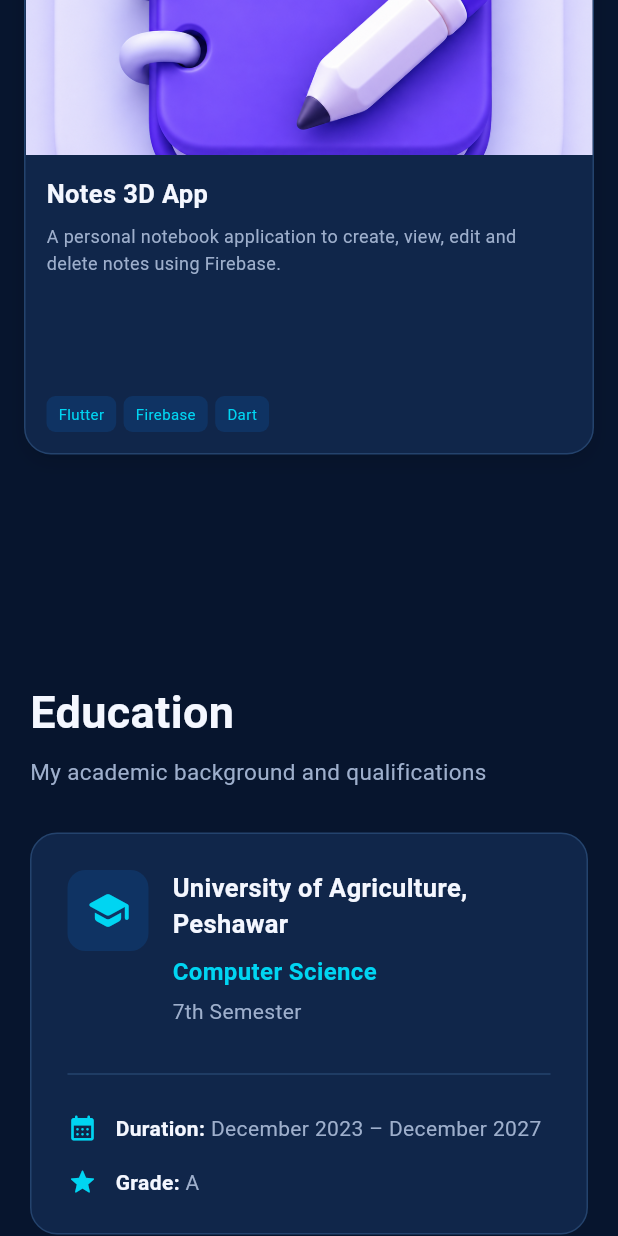
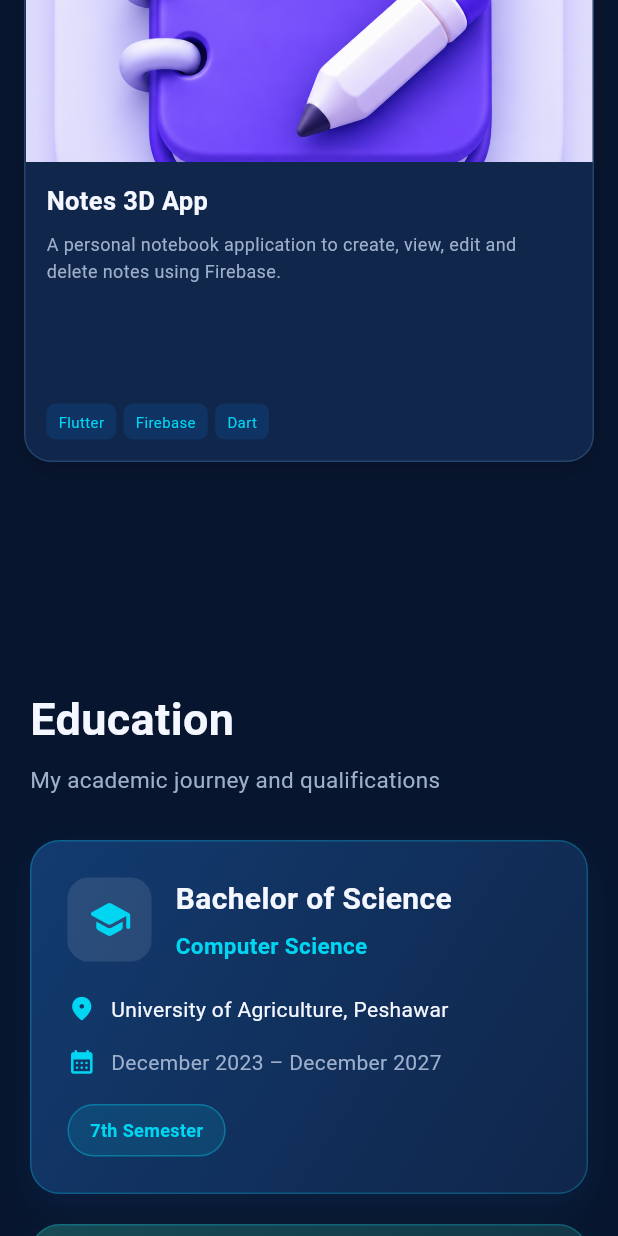
Before and after one commit to faraaz-ahmmed/Faraz-Ahmad-portfolio, a Flutter app: the screen it shows after launch, scrolled down 3456 dp, on a phone screen of 412 x 824 dp. Run offline on Flutter 3.47's test engine with Material 3 defaults, Android fonts, the phone set to English and light mode, and no system bars; our stand-ins replace firebase_core, flutter_riverpod, go_router; accounts and stored records are empty.

Commit message:
contact section add

```diff
--- a/lib/features/home/presentation/screens/home_screen.dart
+++ b/lib/features/home/presentation/screens/home_screen.dart
@@ -7,12 +7,67 @@ import '../sections/about_section.dart';
 import '../sections/projects_section.dart';
 import '../sections/education_section.dart';
 import '../sections/experience_section.dart';
+import '../sections/contact_section.dart';
 
 import '../widgets/home_header.dart';
 import '../widgets/hero_section.dart';
 
-class HomeScreen extends StatelessWidget {
+class HomeScreen extends StatefulWidget {
   const HomeScreen({super.key});
+
+  @override
+  State<HomeScreen> createState() => _HomeScreenState();
+}
+
+class _HomeScreenState extends State<HomeScreen> {
+  final GlobalKey _homeKey = GlobalKey();
+  final GlobalKey _aboutKey = GlobalKey();
+  final GlobalKey _projectsKey = GlobalKey();
+  final GlobalKey _educationKey = GlobalKey();
+  final GlobalKey _experienceKey = GlobalKey();
+  final GlobalKey _contactKey = GlobalKey();
+
+  void _scrollToSection(String section) {
+    GlobalKey? targetKey;
+
+    switch (section) {
+      case 'Home':
+        targetKey = _homeKey;
+        break;
+
+      case 'About':
+      case 'Skills':
+        targetKey = _aboutKey;
+        break;
+
+      case 'Projects':
+        targetKey = _projectsKey;
+        break;
+
+      case 'Education':
+        targetKey = _educationKey;
+        break;
+
+      case 'Experience':
+        targetKey = _experienceKey;
+        break;
+
+      case 'Contact':
+        targetKey = _contactKey;
+        break;
+    }
+
+    final targetContext = targetKey?.currentContext;
+
+    if (targetContext != null) {
+      Scrollable.ensureVisible(
+        targetContext,
+        duration: const Duration(milliseconds: 700),
+        curve: Curves.easeInOut,
+        alignment: 0.0,
+      );
+    }
+  }
 
   @override
   Widget build(BuildContext context) {
@@ -28,37 +83,61 @@ class HomeScreen extends StatelessWidget {
               child: Column(
                 crossAxisAlignment: CrossAxisAlignment.stretch,
                 children: [
-                  // Header Section
+                  // Header
                   HomeHeader(
                     isMobile: isMobile,
+                    onNavigate: _scrollToSection,
                   ),
 
                   const SizedBox(height: 40),
 
                   // Hero Section
-                  HeroSection(
-                    isMobile: isMobile,
+                  KeyedSubtree(
+                    key: _homeKey,
+                    child: HeroSection(
+                      isMobile: isMobile,
+                    ),
                   ),
 
                   const SizedBox(height: 60),
 
                   // About Section
-                  const AboutSection(),
+                  KeyedSubtree(
+                    key: _aboutKey,
+                    child: const AboutSection(),
+                  ),
 
                   const SizedBox(height: 60),
 
                   // Projects Section
-                  const ProjectsSection(),
+                  KeyedSubtree(
+                    key: _projectsKey,
+                    child: const ProjectsSection(),
+                  ),
 
                   const SizedBox(height: 60),
 
                   // Education Section
-                  const EducationSection(),
+                  KeyedSubtree(
+                    key: _educationKey,
+                    child: const EducationSection(),
+                  ),
 
                   const SizedBox(height: 60),
 
                   // Experience Section
-                  const ExperienceSection(),
+                  KeyedSubtree(
+                    key: _experienceKey,
+                    child: const ExperienceSection(),
+                  ),
+
+                  const SizedBox(height: 60),
+
+                  // Contact Section
+                  KeyedSubtree(
+                    key: _contactKey,
+                    child: const ContactSection(),
+                  ),
 
                   const SizedBox(height: 80),
                 ],
--- a/lib/features/home/presentation/sections/education_section.dart
+++ b/lib/features/home/presentation/sections/education_section.dart
@@ -28,7 +28,7 @@ class EducationSection extends StatelessWidget {
           ),
           const SizedBox(height: 8),
           Text(
-            'My academic background and qualifications',
+            'My academic journey and qualifications',
             style: TextStyle(
               color: AppColors.textSecondary,
               fontSize: 15,
@@ -36,15 +36,95 @@ class EducationSection extends StatelessWidget {
           ),
           const SizedBox(height: 30),
 
-          Container(
+          _EducationCard(
+            icon: Icons.school_rounded,
+            title: 'Bachelor of Science',
+            subtitle: 'Computer Science',
+            institute: 'University of Agriculture, Peshawar',
+            duration: 'December 2023 – December 2027',
+            status: '7th Semester',
+            colors: [
+              const Color(0xFF123B70),
+              const Color(0xFF10264A),
+            ],
+          ),
+
+          const SizedBox(height: 20),
+
+          _EducationCard(
+            icon: Icons.menu_book_rounded,
+            title: 'Intermediate (FA)',
+            subtitle: 'Pre-Engineering',
+            institute: 'Oxford Group of Colleges, Kohat',
+            duration: '2021 – 2023',
+            status: 'Completed',
+            colors: [
+              const Color(0xFF174B55),
+              const Color(0xFF102F42),
+            ],
+          ),
+
+          const SizedBox(height: 20),
+
+          _EducationCard(
+            icon: Icons.cast_for_education_rounded,
+            title: 'Matriculation',
+            subtitle: 'Secondary School Education',
+            institute: 'Government High School  Babri Banda, Kohat',
+            duration: '2019 – 2021',
+            status: 'Completed',
+            colors: [
+              const Color(0xFF44336D),
+              const Color(0xFF202044),
+            ],
+          ),
+        ],
+      ),
+    );
+  }
+}
+
+class _EducationCard extends StatelessWidget {
+  final IconData icon;
+  final String title;
+  final String subtitle;
+  final String institute;
+  final String duration;
+  final String status;
+  final List<Color> colors;
+
+  const _EducationCard({
+    required this.icon,
+    required this.title,
+    required this.subtitle,
+    required this.institute,
+    required this.duration,
+    required this.status,
+    required this.colors,
+  });
+
+  @override
+  Widget build(BuildContext context) {
+    return Container(
       width: double.infinity,
       padding: const EdgeInsets.all(24),
       decoration: BoxDecoration(
-              color: AppColors.surface,
-              borderRadius: BorderRadius.circular(18),
+        gradient: LinearGradient(
+          colors: colors,
+          begin: Alignment.topLeft,
+          end: Alignment.bottomRight,
+        ),
+        borderRadius: BorderRadius.circular(20),
         border: Border.all(
-                color: AppColors.border,
+          color: AppColors.cyan.withValues(alpha: 0.25),
         ),
+        boxShadow: [
+          BoxShadow(
+            color: colors.first.withValues(alpha: 0.25),
+            blurRadius: 18,
+            offset: const Offset(0, 8),
+          ),
+        ],
       ),
       child: Column(
         crossAxisAlignment: CrossAxisAlignment.start,
@@ -53,13 +133,13 @@ class EducationSection extends StatelessWidget {
             crossAxisAlignment: CrossAxisAlignment.start,
             children: [
               Container(
-                      padding: const EdgeInsets.all(12),
+                padding: const EdgeInsets.all(13),
                 decoration: BoxDecoration(
-                        color: AppColors.primary.withValues(alpha: 0.15),
-                        borderRadius: BorderRadius.circular(12),
+                  color: Colors.white.withValues(alpha: 0.10),
+                  borderRadius: BorderRadius.circular(14),
                 ),
-                      child: const Icon(
-                        Icons.school_rounded,
+                child: Icon(
+                  icon,
                   color: AppColors.cyan,
                   size: 30,
                 ),
@@ -70,28 +150,20 @@ class EducationSection extends StatelessWidget {
                   crossAxisAlignment: CrossAxisAlignment.start,
                   children: [
                     Text(
-                            'University of Agriculture, Peshawar',
-                            style: TextStyle(
+                      title,
+                      style: const TextStyle(
                         color: AppColors.textPrimary,
-                              fontSize: isMobile ? 17 : 21,
+                        fontSize: 20,
                         fontWeight: FontWeight.bold,
                       ),
                     ),
-                          const SizedBox(height: 8),
+                    const SizedBox(height: 6),
                     Text(
-                            'Computer Science',
-                            style: TextStyle(
+                      subtitle,
+                      style: const TextStyle(
                         color: AppColors.cyan,
-                              fontSize: 16,
+                        fontSize: 15,
                         fontWeight: FontWeight.w600,
-                            ),
-                          ),
-                          const SizedBox(height: 5),
-                          Text(
-                            '7th Semester',
-                            style: TextStyle(
-                              color: AppColors.textSecondary,
-                              fontSize: 14,
                       ),
                     ),
                   ],
@@ -100,22 +172,76 @@ class EducationSection extends StatelessWidget {
             ],
           ),
 
-                const SizedBox(height: 24),
-                const Divider(color: AppColors.border),
+          const SizedBox(height: 22),
+
+          Row(
+            crossAxisAlignment: CrossAxisAlignment.start,
+            children: [
+              const Icon(
+                Icons.location_on_rounded,
+                color: AppColors.cyan,
+                size: 19,
+              ),
+              const SizedBox(width: 10),
+              Expanded(
+                child: Text(
+                  institute,
+                  style: const TextStyle(
+                    color: AppColors.textPrimary,
+                    fontSize: 14,
+                    height: 1.5,
+                  ),
+                ),
+              ),
+            ],
+          ),
+
+          const SizedBox(height: 14),
+
+          Row(
+            children: [
+              const Icon(
+                Icons.calendar_month_rounded,
+                color: AppColors.cyan,
+                size: 19,
+              ),
+              const SizedBox(width: 10),
+              Expanded(
+                child: Text(
+                  duration,
+                  style: const TextStyle(
+                    color: AppColors.textSecondary,
+                    fontSize: 14,
+                  ),
+                ),
+              ),
+            ],
+          ),
+
           const SizedBox(height: 18),
 
-                _EducationDetail(
-                  icon: Icons.calendar_month_rounded,
-                  label: 'Duration',
-                  value: 'December 2023 – December 2027',
+          Align(
+            alignment: Alignment.centerLeft,
+            child: Container(
+              padding: const EdgeInsets.symmetric(
+                horizontal: 14,
+                vertical: 8,
               ),
-                const SizedBox(height: 16),
-                _EducationDetail(
-                  icon: Icons.grade_rounded,
-                  label: 'Grade',
-                  value: 'A',
+              decoration: BoxDecoration(
+                color: AppColors.cyan.withValues(alpha: 0.12),
+                borderRadius: BorderRadius.circular(30),
+                border: Border.all(
+                  color: AppColors.cyan.withValues(alpha: 0.35),
                 ),
-              ],
+              ),
+              child: Text(
+                status,
+                style: const TextStyle(
+                  color: AppColors.cyan,
+                  fontSize: 12,
+                  fontWeight: FontWeight.bold,
+                ),
+              ),
             ),
           ),
         ],
@@ -123,44 +249,3 @@ class EducationSection extends StatelessWidget {
     );
   }
 }
-
-class _EducationDetail extends StatelessWidget {
-  final IconData icon;
-  final String label;
-  final String value;
-
-  const _EducationDetail({
-    required this.icon,
-    required this.label,
-    required this.value,
-  });
-
-  @override
-  Widget build(BuildContext context) {
-    return Row(
-      children: [
-        Icon(
-          icon,
-          color: AppColors.cyan,
-          size: 20,
-        ),
-        const SizedBox(width: 12),
-        Text(
-          '$label: ',
-          style: const TextStyle(
-            color: AppColors.textPrimary,
-            fontWeight: FontWeight.w600,
-          ),
-        ),
-        Expanded(
-          child: Text(
-            value,
-            style: const TextStyle(
-              color: AppColors.textSecondary,
-            ),
-          ),
-        ),
-      ],
-    );
-  }
-}
--- a/pubspec.yaml
+++ b/pubspec.yaml
@@ -29,6 +29,7 @@ dependencies:
 
   # Image Loading
   cached_network_image: ^3.4.1
+  url_launcher: ^6.3.3
 
 dev_dependencies:
   flutter_test:
```
Also changed, not shown: lib/features/home/presentation/sections/contact_section.dart (added, +243 -0 lines), lib/features/home/presentation/widgets/home_header.dart (+54 -12 lines), pubspec.lock, 5 other files. Lines whose indentation alone changed are shown as unchanged.
